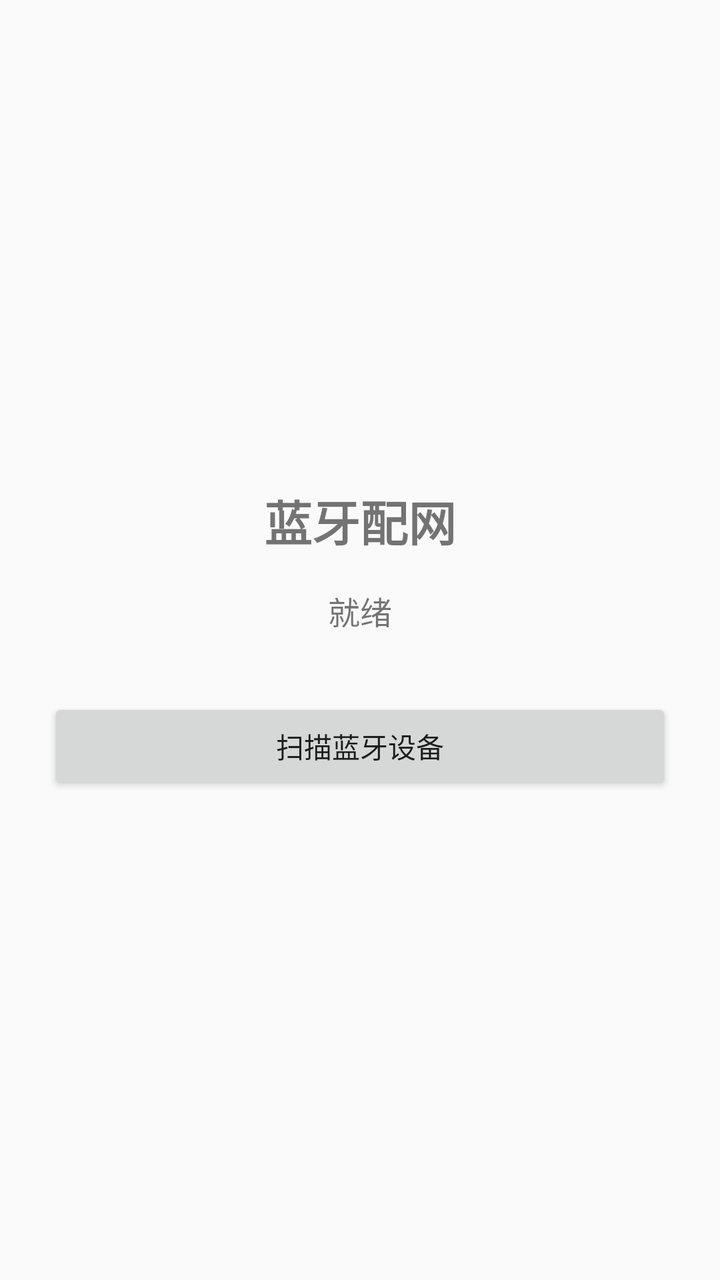
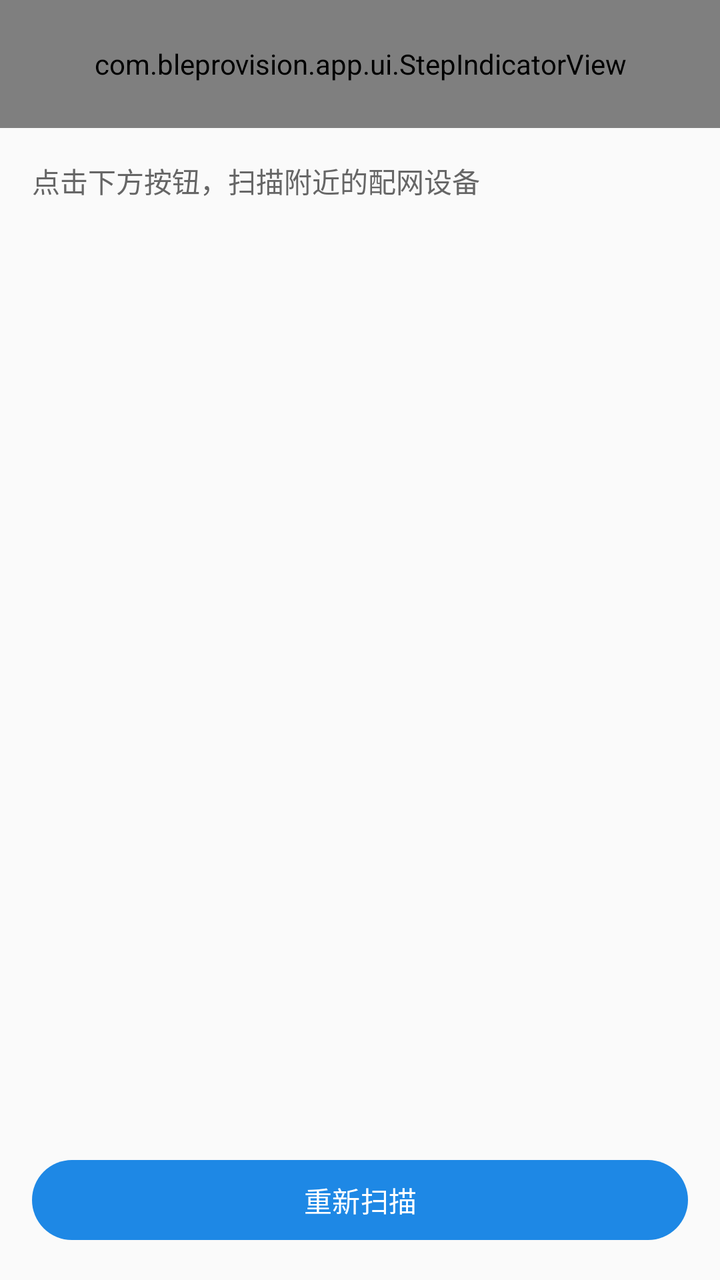

Compare the two renders of this Android layout. The source of the first and the diff that turns it into the second are given below.
<!-- AndroidManifest.xml: application theme Theme.BleProvision -->
<!-- res/layout/activity_main.xml -->
<?xml version="1.0" encoding="utf-8"?>
<LinearLayout xmlns:android="http://schemas.android.com/apk/res/android"
    android:layout_width="match_parent"
    android:layout_height="match_parent"
    android:orientation="vertical"
    android:gravity="center"
    android:padding="24dp">

    <TextView
        android:id="@+id/titleText"
        android:layout_width="wrap_content"
        android:layout_height="wrap_content"
        android:text="@string/app_name"
        android:textSize="24sp"
        android:textStyle="bold" />

    <TextView
        android:id="@+id/statusText"
        android:layout_width="wrap_content"
        android:layout_height="wrap_content"
        android:layout_marginTop="16dp"
        android:text="@string/ready"
        android:textSize="16sp" />

    <Button
        android:id="@+id/scanButton"
        android:layout_width="match_parent"
        android:layout_height="wrap_content"
        android:layout_marginTop="32dp"
        android:text="@string/start_scan" />
</LinearLayout>
<!-- resources referenced by this layout -->
<resources>
  <string name="app_name">蓝牙配网</string>
  <string name="ready">就绪</string>
  <string name="start_scan">扫描蓝牙设备</string>
  <style name="Theme.BleProvision" parent="Theme.AppCompat.Light.DarkActionBar" />
</resources>

<!-- the commit's change to res/layout/activity_main.xml (unified diff, before → after) -->
@@ -1,31 +1,175 @@
 <?xml version="1.0" encoding="utf-8"?>
 <LinearLayout xmlns:android="http://schemas.android.com/apk/res/android"
+    xmlns:app="http://schemas.android.com/apk/res-auto"
     android:layout_width="match_parent"
     android:layout_height="match_parent"
     android:orientation="vertical"
-    android:gravity="center"
-    android:padding="24dp">
+    android:background="#FAFAFA">
 
-    <TextView
-        android:id="@+id/titleText"
-        android:layout_width="wrap_content"
-        android:layout_height="wrap_content"
-        android:text="@string/app_name"
-        android:textSize="24sp"
-        android:textStyle="bold" />
+    <com.bleprovision.app.ui.StepIndicatorView
+        android:id="@+id/stepIndicator"
+        android:layout_width="match_parent"
+        android:layout_height="64dp" />
 
-    <TextView
-        android:id="@+id/statusText"
-        android:layout_width="wrap_content"
-        android:layout_height="wrap_content"
-        android:layout_marginTop="16dp"
-        android:text="@string/ready"
-        android:textSize="16sp" />
+    <FrameLayout
+        android:layout_width="match_parent"
+        android:layout_height="match_parent">
 
-    <Button
-        android:id="@+id/scanButton"
-        android:layout_width="match_parent"
-        android:layout_height="wrap_content"
-        android:layout_marginTop="32dp"
-        android:text="@string/start_scan" />
+        
+        <LinearLayout
+            android:id="@+id/stepScan"
+            android:layout_width="match_parent"
+            android:layout_height="match_parent"
+            android:orientation="vertical"
+            android:padding="16dp">
+
+            <TextView
+                android:id="@+id/scanHint"
+                android:layout_width="wrap_content"
+                android:layout_height="wrap_content"
+                android:text="@string/scan_hint"
+                android:textColor="#666666"
+                android:textSize="14sp" />
+
+            <TextView
+                android:id="@+id/scanError"
+                android:layout_width="match_parent"
+                android:layout_height="wrap_content"
+                android:layout_marginTop="8dp"
+                android:textColor="#D32F2F"
+                android:textSize="14sp"
+                android:visibility="gone" />
+
+            <ProgressBar
+                android:id="@+id/scanProgress"
+                style="?android:attr/progressBarStyleHorizontal"
+                android:layout_width="match_parent"
+                android:layout_height="wrap_content"
+                android:layout_marginTop="8dp"
+                android:indeterminate="true"
+                android:visibility="gone" />
+
+            <androidx.recyclerview.widget.RecyclerView
+                android:id="@+id/deviceList"
+                android:layout_width="match_parent"
+                android:layout_height="0dp"
+                android:layout_marginTop="8dp"
+                android:layout_weight="1" />
+
+            <Button
+                android:id="@+id/rescanButton"
+                android:layout_width="match_parent"
+                android:layout_height="wrap_content"
+                android:layout_marginTop="8dp"
+                android:text="@string/rescan" />
+        </LinearLayout>
+
+        
+        <LinearLayout
+            android:id="@+id/stepConfig"
+            android:layout_width="match_parent"
+            android:layout_height="match_parent"
+            android:orientation="vertical"
+            android:padding="16dp"
+            android:visibility="gone">
+
+            <TextView
+                android:id="@+id/connectedLabel"
+                android:layout_width="wrap_content"
+                android:layout_height="wrap_content"
+                android:textColor="#1E88E5"
+                android:textSize="14sp"
+                android:textStyle="bold" />
+
+            <ProgressBar
+                android:id="@+id/wifiProgress"
+                android:layout_width="wrap_content"
+                android:layout_height="wrap_content"
+                android:layout_gravity="center_horizontal"
+                android:layout_marginTop="12dp"
+                android:visibility="gone" />
+
+            <TextView
+                android:id="@+id/wifiError"
+                android:layout_width="match_parent"
+                android:layout_height="wrap_content"
+                android:layout_marginTop="8dp"
+                android:textColor="#D32F2F"
+                android:textSize="14sp"
+                android:visibility="gone" />
+
+            <androidx.recyclerview.widget.RecyclerView
+                android:id="@+id/wifiList"
+                android:layout_width="match_parent"
+                android:layout_height="0dp"
+                android:layout_marginTop="4dp"
+                android:layout_weight="1" />
+
+            <TextView
+                android:id="@+id/selectedSsid"
+                android:layout_width="wrap_content"
+                android:layout_height="wrap_content"
+                android:layout_marginTop="8dp"
+                android:textColor="#212121"
+                android:textSize="16sp"
+                android:textStyle="bold"
+                android:visibility="gone" />
+
+            <com.google.android.material.textfield.TextInputLayout
+                android:id="@+id/passwordLayout"
+                android:layout_width="match_parent"
+                android:layout_height="wrap_content"
+                android:layout_marginTop="8dp"
+                android:hint="@string/password_hint"
+                app:endIconMode="password_toggle">
+
+                <com.google.android.material.textfield.TextInputEditText
+                    android:id="@+id/passwordEdit"
+                    android:layout_width="match_parent"
+                    android:layout_height="wrap_content"
+                    android:inputType="textPassword" />
+            </com.google.android.material.textfield.TextInputLayout>
+
+            <Button
+                android:id="@+id/sendButton"
+                android:layout_width="match_parent"
+                android:layout_height="wrap_content"
+                android:layout_marginTop="16dp"
+                android:text="@string/connect_device" />
+        </LinearLayout>
+
+        
+        <LinearLayout
+            android:id="@+id/stepDone"
+            android:layout_width="match_parent"
+            android:layout_height="match_parent"
+            android:gravity="center"
+            android:orientation="vertical"
+            android:padding="16dp"
+            android:visibility="gone">
+
+            <TextView
+                android:id="@+id/doneIcon"
+                android:layout_width="wrap_content"
+                android:layout_height="wrap_content"
+                android:textSize="64sp"
+                android:textStyle="bold" />
+
+            <TextView
+                android:id="@+id/doneMessage"
+                android:layout_width="wrap_content"
+                android:layout_height="wrap_content"
+                android:layout_marginTop="16dp"
+                android:textColor="#212121"
+                android:textSize="16sp" />
+
+            <Button
+                android:id="@+id/doneButton"
+                android:layout_width="wrap_content"
+                android:layout_height="wrap_content"
+                android:layout_marginTop="32dp"
+                android:minWidth="200dp"
+                android:text="@string/retry" />
+        </LinearLayout>
+    </FrameLayout>
 </LinearLayout>
<!-- resource entries referenced after the edit -->
@@ -1,8 +1,14 @@
 <!-- resources referenced by this layout -->
 <resources>
-  <string name="app_name">蓝牙配网</string>
-  <string name="ready">就绪</string>
-  <string name="start_scan">扫描蓝牙设备</string>
-  <style name="Theme.BleProvision" parent="Theme.AppCompat.Light.DarkActionBar" />
+  <string name="connect_device">连接设备</string>
+  <string name="password_hint">WiFi 密码</string>
+  <string name="rescan">重新扫描</string>
+  <string name="retry">重新配网</string>
+  <string name="scan_hint">点击下方按钮，扫描附近的配网设备</string>
+  <style name="Theme.BleProvision" parent="Theme.Material3.Light.NoActionBar">
+          <item name="colorPrimary">#1E88E5</item>
+          <item name="android:statusBarColor">#FAFAFA</item>
+          <item name="android:windowLightStatusBar">true</item>
+      </style>
 </resources>
 
